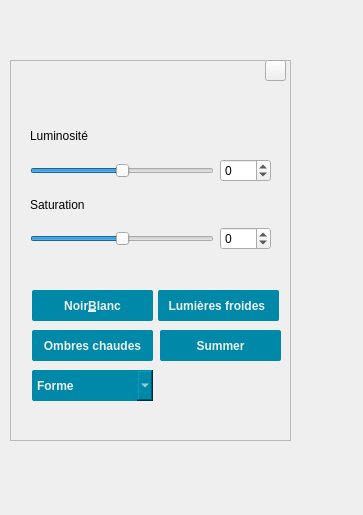
Qt form filterarea.ui (NesrineGhannay/ImagEdit) before a commit.
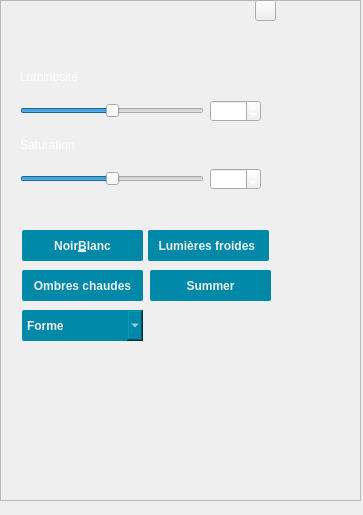
The same form after that commit. Icons and pictures are not drawn.

Commit message: design imagedit

Diff of the .ui file:
```diff
--- a/filterarea.ui
+++ b/filterarea.ui
@@ -16,10 +16,10 @@
   <widget class="QFrame" name="frame">
    <property name="geometry">
     <rect>
-     <x>10</x>
-     <y>60</y>
-     <width>281</width>
-     <height>381</height>
+     <x>0</x>
+     <y>0</y>
+     <width>361</width>
+     <height>501</height>
     </rect>
    </property>
    <property name="frameShape">
@@ -182,6 +182,9 @@
       <layout class="QVBoxLayout" name="verticalLayout">
        <item>
         <widget class="QLabel" name="luminositeText">
+         <property name="styleSheet">
+          <string notr="true">color: rgb(255, 255, 255);</string>
+         </property>
          <property name="text">
           <string>Luminosité</string>
          </property>
@@ -204,6 +207,9 @@
          </item>
          <item>
           <widget class="QSpinBox" name="luminositeBox">
+           <property name="styleSheet">
+            <string notr="true">color: rgb(255, 255, 255);</string>
+           </property>
            <property name="minimum">
             <number>-100</number>
            </property>
@@ -220,6 +226,9 @@
       <layout class="QVBoxLayout" name="verticalLayout_2">
        <item>
         <widget class="QLabel" name="saturationText">
+         <property name="styleSheet">
+          <string notr="true">color: rgb(255, 255, 255);</string>
+         </property>
          <property name="text">
           <string>Saturation</string>
          </property>
@@ -242,6 +251,9 @@
          </item>
          <item>
           <widget class="QSpinBox" name="saturationNumber">
+           <property name="styleSheet">
+            <string notr="true">color: rgb(255, 255, 255);</string>
+           </property>
            <property name="minimum">
             <number>-100</number>
            </property>
```
The commit also changes 2 other files.
